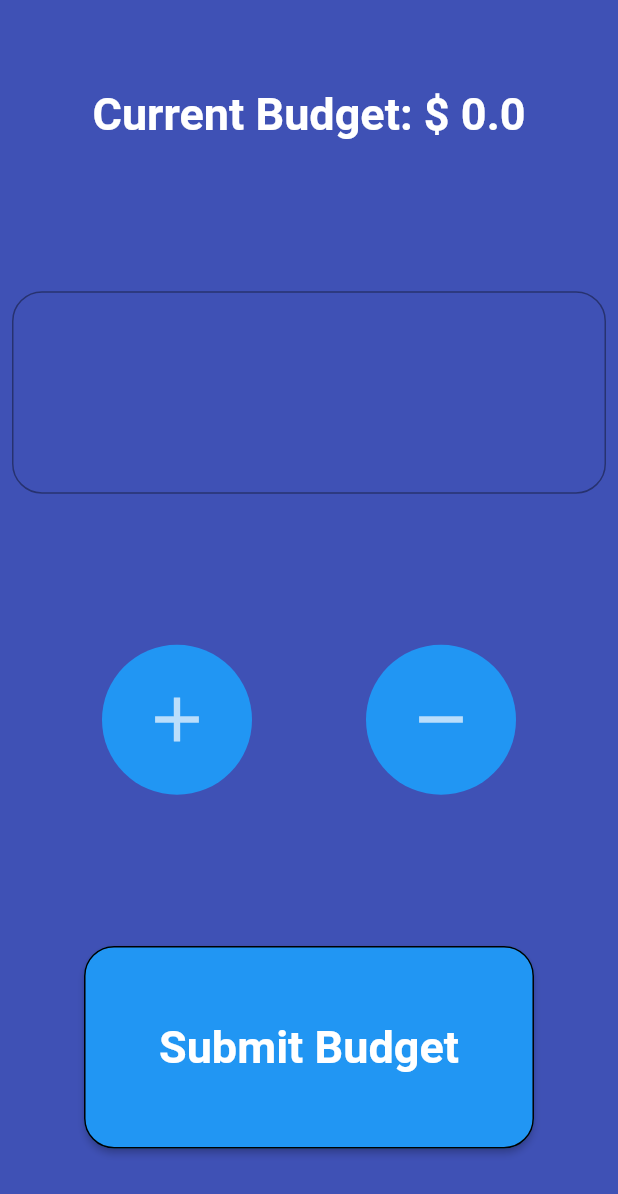
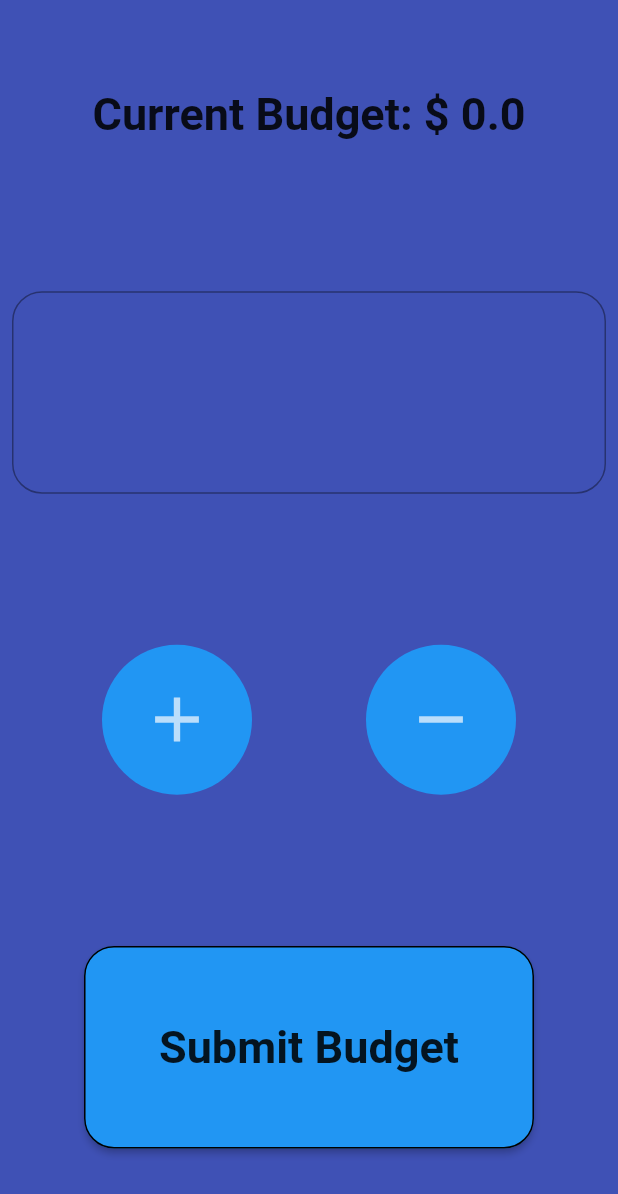
Before and after one commit to omarhaassaan/My_Wallet, a Flutter app: the HomePage screen opened by its route, on a phone screen of 412 x 824 dp. Shown: the top 1194 px of the screen. Run offline on Flutter 3.47's test engine with Material 2 defaults, Android fonts, the phone set to English and light mode, and no system bars; our stand-ins replace firebase_auth, firebase_core, flutter_spinkit; accounts and stored records are empty; network calls fail.

```diff
--- a/lib/constants.dart
+++ b/lib/constants.dart
@@ -4,7 +4,6 @@ const double cIconSize = 50;
 const Color cButtonColor = Colors.blue;
 
 const cScreenText = TextStyle(
-  color: Colors.white,
   fontSize: 30,
   fontWeight: FontWeight.w600,
 );
--- a/lib/screens/home_page.dart
+++ b/lib/screens/home_page.dart
@@ -5,6 +5,7 @@ import 'package:my_wallet/components/text_field.dart';
 import 'package:my_wallet/constants.dart';
 import 'package:my_wallet/my_budget.dart';
 import 'package:my_wallet/screens/budget_page.dart';
+import 'package:firebase_auth/firebase_auth.dart';
 
 class HomePage extends StatefulWidget {
   static String id = "homepage";
@@ -16,10 +17,18 @@ class HomePage extends StatefulWidget {
 class _HomePageState extends State<HomePage> {
   final MyBudget budget = MyBudget.instance;
   double amount;
+  FirebaseAuth auth = FirebaseAuth.instance;
+
+  @override
+  void initState() {
+    // TODO: implement initState
+    super.initState();
+    print(auth.currentUser);
+  }
+
   @override
   Widget build(BuildContext context) {
     return Scaffold(
-        backgroundColor: Colors.indigo,
         body: MyColumn(
       children: [
         Text(
--- a/pubspec.yaml
+++ b/pubspec.yaml
@@ -32,6 +32,10 @@ dependencies:
 dev_dependencies:
   flutter_test:
     sdk: flutter
+  firebase_core: ^0.7.0
+  firebase_auth: ^0.20.0+1
+  cloud_firestore: ^0.16.0
+  flutter_spinkit: "^4.1.2"
 
 # For information on the generic Dart part of this file, see the
 # following page: https://dart.dev/tools/pub/pubspec
```
Also changed, not shown: lib/main.dart (+9 -2 lines), lib/screens/register_page.dart (added, +45 -0 lines), pubspec.lock, 4 other files. Lines whose indentation alone changed are shown as unchanged.
